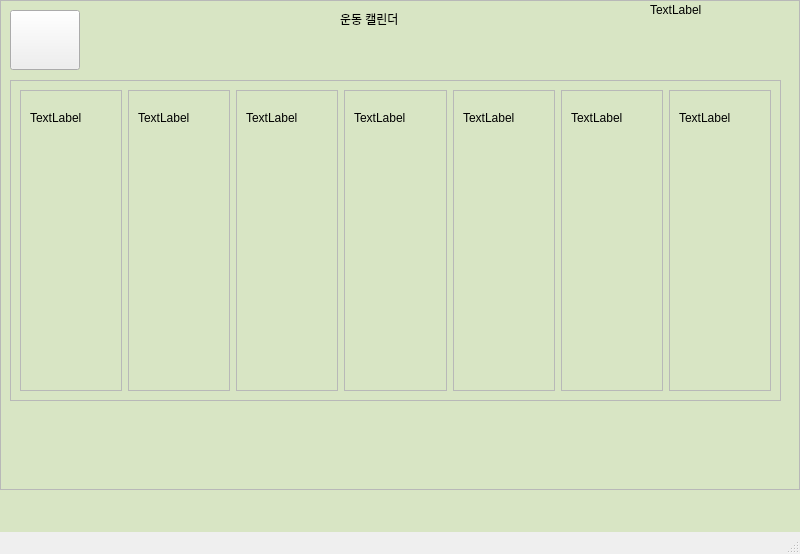
Qt form ESE_2022_Robot/GUI_DB/userui.ui (SagongUihun/ESE_2022_MutualHelp) before a commit.
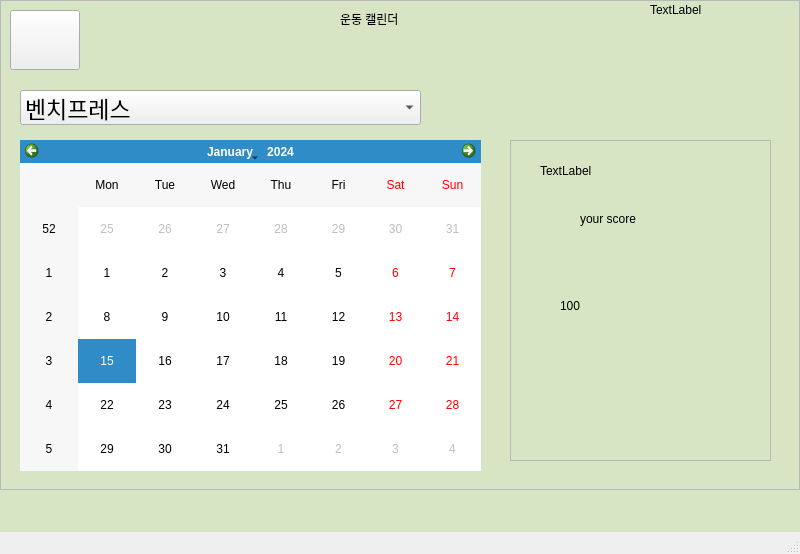
The same form after that commit. The open tabs and pages were chosen to show the change. Icons and pictures are not drawn.

What changed in the file:
```diff
--- a/ESE_2022_Robot/GUI_DB/userui.ui
+++ b/ESE_2022_Robot/GUI_DB/userui.ui
@@ -1610,12 +1610,82 @@
         <string>운동 캘린더 </string>
        </property>
       </widget>
-      <widget class="QFrame" name="frame_9">
+      <widget class="QCalendarWidget" name="calendar_2">
        <property name="geometry">
         <rect>
-         <x>10</x>
-         <y>80</y>
-         <width>771</width>
+         <x>20</x>
+         <y>140</y>
+         <width>461</width>
+         <height>331</height>
+        </rect>
+       </property>
+      </widget>
+      <widget class="QComboBox" name="cb1_7">
+       <property name="geometry">
+        <rect>
+         <x>20</x>
+         <y>90</y>
+         <width>401</width>
+         <height>35</height>
+        </rect>
+       </property>
+       <property name="font">
+        <font>
+         <pointsize>17</pointsize>
+        </font>
+       </property>
+       <item>
+        <property name="text">
+         <string>벤치프레스</string>
+        </property>
+       </item>
+       <item>
+        <property name="text">
+         <string>덤벨컬</string>
+        </property>
+       </item>
+       <item>
+        <property name="text">
+         <string>데드리프트</string>
+        </property>
+       </item>
+       <item>
+        <property name="text">
+         <string>랫풀다운</string>
+        </property>
+       </item>
+       <item>
+        <property name="text">
+         <string>숄더프레스</string>
+        </property>
+       </item>
+       <item>
+        <property name="text">
+         <string>푸쉬업</string>
+        </property>
+       </item>
+       <item>
+        <property name="text">
+         <string>사이드 레터럴 레이즈</string>
+        </property>
+       </item>
+       <item>
+        <property name="text">
+         <string>바벨스쿼트</string>
+        </property>
+       </item>
+       <item>
+        <property name="text">
+         <string>딥스</string>
+        </property>
+       </item>
+      </widget>
+      <widget class="QFrame" name="frame_22">
+       <property name="geometry">
+        <rect>
+         <x>510</x>
+         <y>140</y>
+         <width>261</width>
          <height>321</height>
         </rect>
        </property>
@@ -1625,435 +1695,45 @@
        <property name="frameShadow">
         <enum>QFrame::Raised</enum>
        </property>
-       <layout class="QHBoxLayout" name="horizontalLayout_5">
-        <item>
-         <widget class="QFrame" name="frame_15">
-          <property name="frameShape">
-           <enum>QFrame::StyledPanel</enum>
-          </property>
-          <property name="frameShadow">
-           <enum>QFrame::Raised</enum>
-          </property>
-          <layout class="QVBoxLayout" name="verticalLayout">
-           <item>
-            <widget class="QLabel" name="day1_3">
-             <property name="text">
-              <string>TextLabel</string>
-             </property>
-            </widget>
-           </item>
-           <item>
-            <widget class="QLabel" name="day11_3">
-             <property name="text">
-              <string/>
-             </property>
-            </widget>
-           </item>
-           <item>
-            <widget class="QLabel" name="day12_3">
-             <property name="text">
-              <string/>
-             </property>
-            </widget>
-           </item>
-           <item>
-            <widget class="QLabel" name="day13_3">
-             <property name="text">
-              <string/>
-             </property>
-            </widget>
-           </item>
-           <item>
-            <widget class="QLabel" name="day14_3">
-             <property name="text">
-              <string/>
-             </property>
-            </widget>
-           </item>
-           <item>
-            <widget class="QLabel" name="day15_3">
-             <property name="text">
-              <string/>
-             </property>
-            </widget>
-           </item>
-           <item>
-            <widget class="QLabel" name="day16_3">
-             <property name="text">
-              <string/>
-             </property>
-            </widget>
-           </item>
-          </layout>
-         </widget>
-        </item>
-        <item>
-         <widget class="QFrame" name="frame_10">
-          <property name="frameShape">
-           <enum>QFrame::StyledPanel</enum>
-          </property>
-          <property name="frameShadow">
-           <enum>QFrame::Raised</enum>
-          </property>
-          <layout class="QVBoxLayout" name="verticalLayout_4">
-           <item>
-            <widget class="QLabel" name="day2_3">
-             <property name="text">
-              <string>TextLabel</string>
-             </property>
-            </widget>
-           </item>
-           <item>
-            <widget class="QLabel" name="day21_3">
-             <property name="text">
-              <string/>
-             </property>
-            </widget>
-           </item>
-           <item>
-            <widget class="QLabel" name="day22_3">
-             <property name="text">
-              <string/>
-             </property>
-            </widget>
-           </item>
-           <item>
-            <widget class="QLabel" name="day23_3">
-             <property name="text">
-              <string/>
-             </property>
-            </widget>
-           </item>
-           <item>
-            <widget class="QLabel" name="day24_3">
-             <property name="text">
-              <string/>
-             </property>
-            </widget>
-           </item>
-           <item>
-            <widget class="QLabel" name="day25_3">
-             <property name="text">
-              <string/>
-             </property>
-            </widget>
-           </item>
-           <item>
-            <widget class="QLabel" name="day26_3">
-             <property name="text">
-              <string/>
-             </property>
-            </widget>
-           </item>
-          </layout>
-         </widget>
-        </item>
-        <item>
-         <widget class="QFrame" name="frame_11">
-          <property name="frameShape">
-           <enum>QFrame::StyledPanel</enum>
-          </property>
-          <property name="frameShadow">
-           <enum>QFrame::Raised</enum>
-          </property>
-          <layout class="QVBoxLayout" name="verticalLayout_5">
-           <item>
-            <widget class="QLabel" name="day3_3">
-             <property name="text">
-              <string>TextLabel</string>
-             </property>
-            </widget>
-           </item>
-           <item>
-            <widget class="QLabel" name="day31_3">
-             <property name="text">
-              <string/>
-             </property>
-            </widget>
-           </item>
-           <item>
-            <widget class="QLabel" name="day32_3">
-             <property name="text">
-              <string/>
-             </property>
-            </widget>
-           </item>
-           <item>
-            <widget class="QLabel" name="day33_3">
-             <property name="text">
-              <string/>
-             </property>
-            </widget>
-           </item>
-           <item>
-            <widget class="QLabel" name="day34_3">
-             <property name="text">
-              <string/>
-             </property>
-            </widget>
-           </item>
-           <item>
-            <widget class="QLabel" name="day35_3">
-             <property name="text">
-              <string/>
-             </property>
-            </widget>
-           </item>
-           <item>
-            <widget class="QLabel" name="day36_3">
-             <property name="text">
-              <string/>
-             </property>
-            </widget>
-           </item>
-          </layout>
-         </widget>
-        </item>
-        <item>
-         <widget class="QFrame" name="frame_12">
-          <property name="frameShape">
-           <enum>QFrame::StyledPanel</enum>
-          </property>
-          <property name="frameShadow">
-           <enum>QFrame::Raised</enum>
-          </property>
-          <layout class="QVBoxLayout" name="verticalLayout_6">
-           <item>
-            <widget class="QLabel" name="day4_3">
-             <property name="text">
-              <string>TextLabel</string>
-             </property>
-            </widget>
-           </item>
-           <item>
-            <widget class="QLabel" name="day41_3">
-             <property name="text">
-              <string/>
-             </property>
-            </widget>
-           </item>
-           <item>
-            <widget class="QLabel" name="day42_3">
-             <property name="text">
-              <string/>
-             </property>
-            </widget>
-           </item>
-           <item>
-            <widget class="QLabel" name="day43_3">
-             <property name="text">
-              <string/>
-             </property>
-            </widget>
-           </item>
-           <item>
-            <widget class="QLabel" name="day44_3">
-             <property name="text">
-              <string/>
-             </property>
-            </widget>
-           </item>
-           <item>
-            <widget class="QLabel" name="day45_3">
-             <property name="text">
-              <string/>
-             </property>
-            </widget>
-           </item>
-           <item>
-            <widget class="QLabel" name="day46_3">
-             <property name="text">
-              <string/>
-             </property>
-            </widget>
-           </item>
-          </layout>
-         </widget>
-        </item>
-        <item>
-         <widget class="QFrame" name="frame_13">
-          <property name="frameShape">
-           <enum>QFrame::StyledPanel</enum>
-          </property>
-          <property name="frameShadow">
-           <enum>QFrame::Raised</enum>
-          </property>
-          <layout class="QVBoxLayout" name="verticalLayout_7">
-           <item>
-            <widget class="QLabel" name="day5_3">
-             <property name="text">
-              <string>TextLabel</string>
-             </property>
-            </widget>
-           </item>
-           <item>
-            <widget class="QLabel" name="day51_3">
-             <property name="text">
-              <string/>
-             </property>
-            </widget>
-           </item>
-           <item>
-            <widget class="QLabel" name="day52_3">
-             <property name="text">
-              <string/>
-             </property>
-            </widget>
-           </item>
-           <item>
-            <widget class="QLabel" name="day53_3">
-             <property name="text">
-              <string/>
-             </property>
-            </widget>
-           </item>
-           <item>
-            <widget class="QLabel" name="day54_3">
-             <property name="text">
-              <string/>
-             </property>
-            </widget>
-           </item>
-           <item>
-            <widget class="QLabel" name="day55_3">
-             <property name="text">
-              <string/>
-             </property>
-            </widget>
-           </item>
-           <item>
-            <widget class="QLabel" name="day56_3">
-             <property name="text">
-              <string/>
-             </property>
-            </widget>
-           </item>
-          </layout>
-         </widget>
-        </item>
-        <item>
-         <widget class="QFrame" name="frame_14">
-          <property name="frameShape">
-           <enum>QFrame::StyledPanel</enum>
-          </property>
-          <property name="frameShadow">
-           <enum>QFrame::Raised</enum>
-          </property>
-          <layout class="QVBoxLayout" name="verticalLayout_8">
-           <item>
-            <widget class="QLabel" name="day6_3">
-             <property name="text">
-              <string>TextLabel</string>
-             </property>
-            </widget>
-           </item>
-           <item>
-            <widget class="QLabel" name="day61_3">
-             <property name="text">
-              <string/>
-             </property>
-            </widget>
-           </item>
-           <item>
-            <widget class="QLabel" name="day62_3">
-             <property name="text">
-              <string/>
-             </property>
-            </widget>
-           </item>
-           <item>
-            <widget class="QLabel" name="day63_3">
-             <property name="text">
-              <string/>
-             </property>
-            </widget>
-           </item>
-           <item>
-            <widget class="QLabel" name="day64_3">
-             <property name="text">
-              <string/>
-             </property>
-            </widget>
-           </item>
-           <item>
-            <widget class="QLabel" name="day65_3">
-             <property name="text">
-              <string/>
-             </property>
-            </widget>
-           </item>
-           <item>
-            <widget class="QLabel" name="day66_3">
-             <property name="text">
-              <string/>
-             </property>
-            </widget>
-           </item>
-          </layout>
-         </widget>
-        </item>
-        <item>
-         <widget class="QFrame" name="frame_16">
-          <property name="frameShape">
-           <enum>QFrame::StyledPanel</enum>
-          </property>
-          <property name="frameShadow">
-           <enum>QFrame::Raised</enum>
-          </property>
-          <layout class="QVBoxLayout" name="verticalLayout_9">
-           <item>
-            <widget class="QLabel" name="day7_3">
-             <property name="text">
-              <string>TextLabel</string>
-             </property>
-            </widget>
-           </item>
-           <item>
-            <widget class="QLabel" name="day71_3">
-             <property name="text">
-              <string/>
-             </property>
-            </widget>
-           </item>
-           <item>
-            <widget class="QLabel" name="day72_3">
-             <property name="text">
-              <string/>
-             </property>
-            </widget>
-           </item>
-           <item>
-            <widget class="QLabel" name="day73_3">
-             <property name="text">
-              <string/>
-             </property>
-            </widget>
-           </item>
-           <item>
-            <widget class="QLabel" name="day74_3">
-             <property name="text">
-              <string/>
-             </property>
-            </widget>
-           </item>
-           <item>
-            <widget class="QLabel" name="day75_3">
-             <property name="text">
-              <string/>
-             </property>
-            </widget>
-           </item>
-           <item>
-            <widget class="QLabel" name="day76_3">
-             <property name="text">
-              <string/>
-             </property>
-            </widget>
-           </item>
-          </layout>
-         </widget>
-        </item>
-       </layout>
+       <widget class="QLabel" name="label_3">
+        <property name="geometry">
+         <rect>
+          <x>30</x>
+          <y>20</y>
+          <width>191</width>
+          <height>21</height>
+         </rect>
+        </property>
+        <property name="text">
+         <string>TextLabel</string>
+        </property>
+       </widget>
+       <widget class="QLabel" name="label_4">
+        <property name="geometry">
+         <rect>
+          <x>70</x>
+          <y>70</y>
+          <width>141</width>
+          <height>17</height>
+         </rect>
+        </property>
+        <property name="text">
+         <string>your score</string>
+        </property>
+       </widget>
+       <widget class="QLabel" name="label_5">
+        <property name="geometry">
+         <rect>
+          <x>50</x>
+          <y>120</y>
+          <width>171</width>
+          <height>91</height>
+         </rect>
+        </property>
+        <property name="text">
+         <string>100</string>
+        </property>
+       </widget>
       </widget>
      </widget>
     </widget>
```
Left out of the diff: 2 changed lines with no effect on the pictures.
